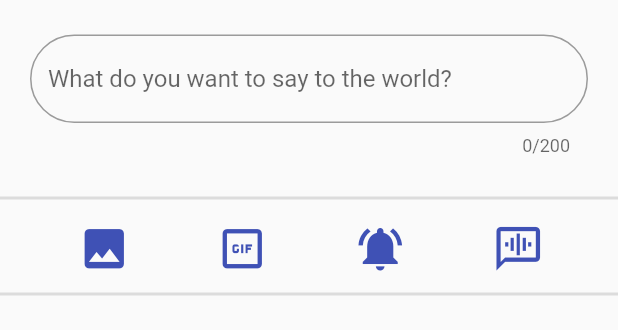
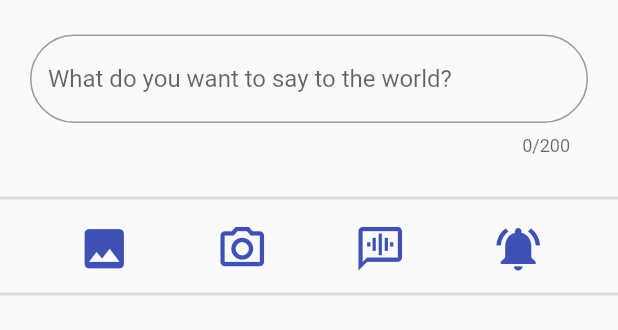
Before and after one commit to miguelloq/Tweet_App, a Flutter app: the AddTweetScreen screen opened by its route, on a phone screen of 412 x 824 dp, the part 147-477 px from its top. Run offline on Flutter 3.47's test engine with Material 2 defaults, Android fonts, the phone set to English and light mode, and no system bars; our stand-ins replace cloud_firestore, firebase_auth, firebase_core, firebase_storage, flutter_mobx, flutter_modular and 2 more; missing offline and left inert: validatorless; accounts and stored records are empty; generated files the repository leaves out were written again.

Commit message:
AddTweet now works with camera and fetch_image_service no longer return XFile for less coupling

```diff
--- a/lib/src/features/home/submodules/add_tweet/add_tweet_screen.dart
+++ b/lib/src/features/home/submodules/add_tweet/add_tweet_screen.dart
@@ -113,15 +113,24 @@ class _AddTweetScreenState extends State<AddTweetScreen> {
             children: [
               CustomIconButton(
                 buttonFuncion: () {
-                    addTweetStore.pickAndChooseImage();
+                  addTweetStore.pickAndChooseImageGallery();
                 },
-                  iconSymbol: Icons.image),
+                iconSymbol: Icons.image,
+              ),
               CustomIconButton(
-                  buttonFuncion: () {}, iconSymbol: Icons.gif_box_outlined),
+                buttonFuncion: () {
+                  addTweetStore.pickAndChooseImageCamera();
+                },
+                iconSymbol: Icons.camera_alt_outlined,
+              ),
               CustomIconButton(
-                  buttonFuncion: () {}, iconSymbol: Icons.notifications_active),
+                buttonFuncion: () {},
+                iconSymbol: Icons.voice_chat,
+              ),
               CustomIconButton(
-                  buttonFuncion: () {}, iconSymbol: Icons.voice_chat),
+                buttonFuncion: () {},
+                iconSymbol: Icons.notifications_active,
+              ),
             ],
           ),
           const Divider(
@@ -137,13 +146,16 @@ class _AddTweetScreenState extends State<AddTweetScreen> {
                       (data) => Padding(
                         padding: const EdgeInsets.only(top: 5),
                         child: CustomImageFile(
+                          height: 125,
+                          width: 125,
+                          chosenFile: data.file,
                           iconButtonFunction: () {
                             addTweetStore.removeImageInChosenImages(
                               position:
                                   addTweetStore.chosenImages.indexOf(data),
                             );
                           },
-                            chosenFile: data.file),
+                        ),
                       ),
                     )
                     .toList(),
--- a/lib/src/features/home/submodules/add_tweet/components/custom_icon_button.dart
+++ b/lib/src/features/home/submodules/add_tweet/components/custom_icon_button.dart
@@ -3,8 +3,12 @@ import 'package:flutter/material.dart';
 class CustomIconButton extends StatelessWidget {
   final VoidCallback buttonFuncion;
   final IconData iconSymbol;
-  const CustomIconButton(
-      {super.key, required this.buttonFuncion, required this.iconSymbol});
+
+  const CustomIconButton({
+    super.key,
+    required this.buttonFuncion,
+    required this.iconSymbol,
+  });
 
   @override
   Widget build(BuildContext context) {
```
Also changed, not shown: lib/src/core/services/fetch_local_image_service.dart (+12 -3 lines), lib/src/features/home/submodules/add_tweet/components/custom_image_file.dart (+9 -3 lines), lib/src/features/home/submodules/add_tweet/store/add_tweet_store.dart (+18 -6 lines). Lines whose indentation alone changed are shown as unchanged.
